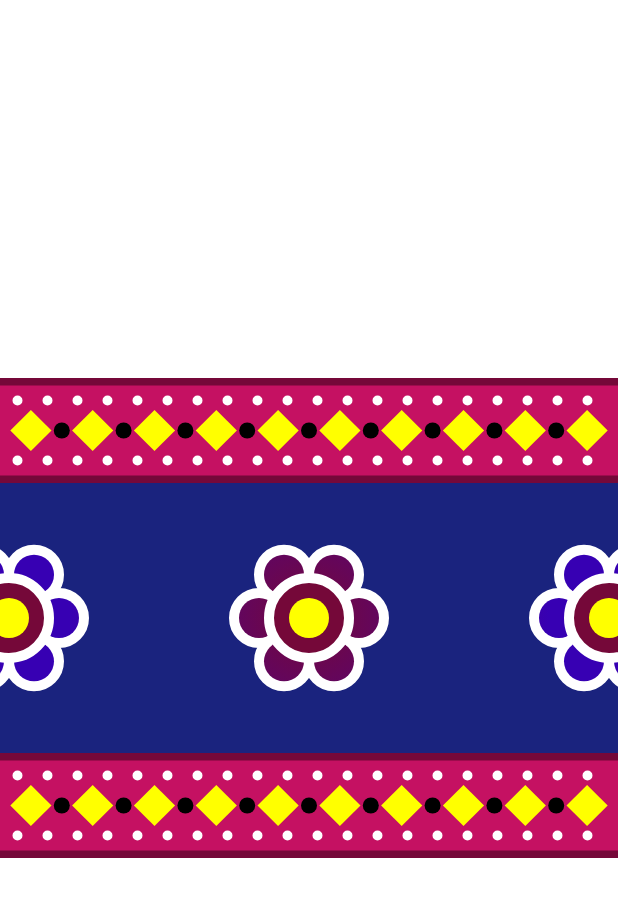
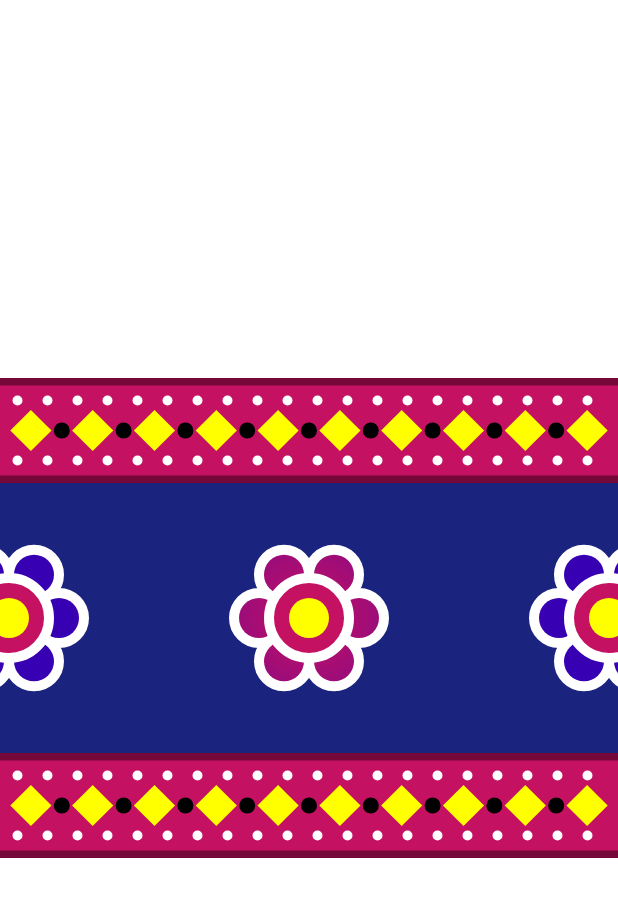
Before and after one commit to JunydDEV/android-truck-art-compose, an Android app built with Jetpack Compose: the screen it shows after launch (MainActivity), on a phone screen of 412 x 824 dp. Shown: the top 897 px of the screen. Run offline under Robolectric (Android 15) with nearby library versions, the phone set to English and light mode, and no system bars.

Commit message:
Fixed some colors

```diff
--- a/app/src/main/java/com/android/truck_art/compose/DrawScropeFlowerExtensions.kt
+++ b/app/src/main/java/com/android/truck_art/compose/DrawScropeFlowerExtensions.kt
@@ -7,6 +7,7 @@ import androidx.compose.ui.graphics.drawscope.DrawScope
 import androidx.compose.ui.graphics.drawscope.Stroke
 import com.android.truck_art.compose.ui.theme.CanvasBackground
 import com.android.truck_art.compose.ui.theme.Purple700
+import com.android.truck_art.compose.ui.theme.SecondaryRectangleBackground
 import kotlin.math.cos
 import kotlin.math.sin
 
@@ -31,7 +32,7 @@ private fun DrawScope.drawPrimaryFlower(positionX: Float = center.x, positionY:
     val circleRadius = 40f
 
     drawCircle(
-        color = CanvasBackground,
+        color = SecondaryRectangleBackground,
         center = Offset(positionX, positionY),
         radius = circleRadius,
     )
@@ -59,7 +60,7 @@ private fun DrawScope.drawPrimaryFlowerLeaf(x: Float, y: Float) {
         style = Stroke(width = 20f),
     )
     drawCircle(
-        brush = Brush.radialGradient(listOf(CanvasBackground, Purple700)),
+        brush = Brush.radialGradient(listOf(SecondaryRectangleBackground, Purple700)),
         center = Offset(x, y),
         radius = leafRadius,
     )
```
